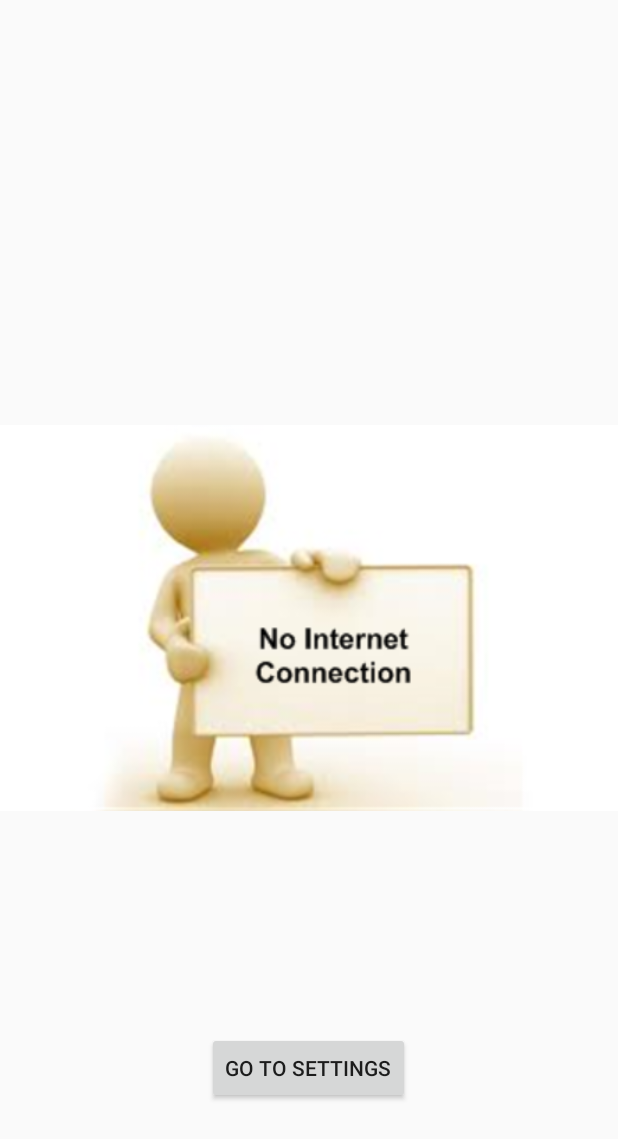
After one commit to yash755/Floorat, an Android app: the ErrorPage screen opened directly, with no data from a screen before it, on a phone screen of 412 x 824 dp. The commit adds this screen. Shown: the top 1139 px of the screen. Run offline under Robolectric (Android 15) with nearby library versions, the phone set to English and light mode, and no system bars.

Commit message:
Splash Screen & Error Page

```diff
--- /dev/null
+++ b/Floorat/app/src/main/java/com/floorat/ErrorPage.java
@@ -0,0 +1,34 @@
+package com.floorat;
+
+import android.content.Intent;
+import android.os.Bundle;
+import android.provider.Settings;
+import android.support.design.widget.FloatingActionButton;
+import android.support.design.widget.Snackbar;
+import android.support.v7.app.AppCompatActivity;
+import android.support.v7.widget.Toolbar;
+import android.view.View;
+import android.widget.Button;
+
+public class ErrorPage extends AppCompatActivity implements View.OnClickListener {
+
+    Button b1;
+
+    @Override
+    protected void onCreate(Bundle savedInstanceState) {
+        super.onCreate(savedInstanceState);
+        setContentView(R.layout.activity_error_page);
+
+        b1 = (Button)findViewById(R.id.button);
+
+        b1.setOnClickListener(this);
+
+
+    }
+
+    @Override
+    public void onClick(View v) {
+        startActivity(new Intent(Settings.ACTION_SETTINGS));
+
+    }
+}
--- /dev/null
+++ b/Floorat/app/src/main/res/layout/activity_error_page.xml
@@ -0,0 +1,13 @@
+<?xml version="1.0" encoding="utf-8"?>
+<android.support.design.widget.CoordinatorLayout
+    xmlns:android="http://schemas.android.com/apk/res/android"
+    xmlns:app="http://schemas.android.com/apk/res-auto"
+    xmlns:tools="http://schemas.android.com/tools" android:layout_width="match_parent"
+    android:layout_height="match_parent" android:fitsSystemWindows="true"
+    tools:context="com.floorat.ErrorPage">
+
+
+    <include layout="@layout/content_error_page" />
+
+
+</android.support.design.widget.CoordinatorLayout>
--- /dev/null
+++ b/Floorat/app/src/main/res/layout/content_error_page.xml
@@ -0,0 +1,23 @@
+<?xml version="1.0" encoding="utf-8"?>
+<RelativeLayout xmlns:android="http://schemas.android.com/apk/res/android"
+    xmlns:tools="http://schemas.android.com/tools"
+    xmlns:app="http://schemas.android.com/apk/res-auto" android:layout_width="match_parent"
+    android:layout_height="match_parent"
+    app:layout_behavior="@string/appbar_scrolling_view_behavior"
+    tools:showIn="@layout/activity_error_page" tools:context="com.floorat.ErrorPage">
+
+    <ImageView
+        android:layout_width="match_parent"
+        android:layout_height="match_parent"
+        android:src="@drawable/nic" />
+
+    <Button
+        android:layout_width="wrap_content"
+        android:layout_height="wrap_content"
+        android:text="Go to Settings"
+        android:id="@+id/button"
+        android:layout_alignParentBottom="true"
+        android:layout_centerHorizontal="true"
+        android:layout_marginBottom="88dp" />
+
+</RelativeLayout>
--- a/Floorat/app/src/main/res/values-v21/styles.xml
+++ b/Floorat/app/src/main/res/values-v21/styles.xml
@@ -4,5 +4,7 @@
         <item name="windowNoTitle">true</item>
         <item name="android:windowDrawsSystemBarBackgrounds">true</item>
         <item name="android:statusBarColor">@android:color/transparent</item>
+
+
     </style>
 </resources>
--- a/Floorat/app/src/main/res/values/strings.xml
+++ b/Floorat/app/src/main/res/values/strings.xml
@@ -2,5 +2,8 @@
     <string name="app_name">Floorat</string>
     <string name="action_settings">Settings</string>
     <string name="facebook_app_id">1743114585919037</string>
+    <string name="title_activity_splash">Splash</string>
+    <string name="title_activity_error_page">ErrorPage</string>
+
 
 </resources>
--- a/Floorat/app/src/main/res/values/styles.xml
+++ b/Floorat/app/src/main/res/values/styles.xml
@@ -7,6 +7,7 @@
         <item name="colorPrimaryDark">@color/colorPrimaryDark</item>
         <item name="colorAccent">@color/colorAccent</item>
     </style>
+
     <style name="AppTheme.NoActionBar">
         <item name="windowActionBar">false</item>
         <item name="windowNoTitle">true</item>
@@ -14,4 +15,16 @@
     <style name="AppTheme.AppBarOverlay" parent="ThemeOverlay.AppCompat.Dark.ActionBar" />
     <style name="AppTheme.PopupOverlay" parent="ThemeOverlay.AppCompat.Light" />
 
+    <style name="AppTheme.Transparent" >
+        <item name="android:windowIsTranslucent">true</item>
+        <item name="android:windowBackground">@android:color/transparent</item>
+        <item name="android:windowContentOverlay">@null</item>
+        <item name="android:windowNoTitle">true</item>
+        <item name="android:windowIsFloating">true</item>
+        <item name="android:backgroundDimEnabled">false</item>
+    </style>
+
+
+
+
 </resources>
```
Also changed, not shown: Floorat/app/src/main/AndroidManifest.xml (+10 -1 lines), Floorat/app/src/main/java/com/floorat/Login.java (+2 -14 lines), Floorat/app/src/main/java/com/floorat/Splash.java (added, +49 -0 lines), Floorat/app/src/main/res/layout/activity_splash.xml (added, +14 -0 lines), Floorat/app/src/main/res/layout/content_splash.xml (added, +18 -0 lines), Floorat/app/src/main/res/drawable/nic.png (added).
